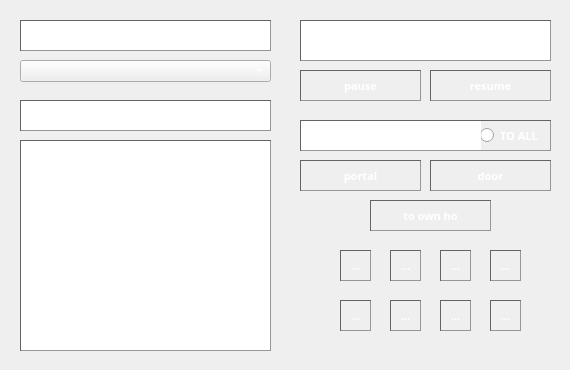
The window that monitoring_panel/app/panels/extended_mod_panel/design/raw_design/design.ui (JamesCrumbleProduction/PoeBeastBotv3) describes before a commit, drawn with Qt 5.
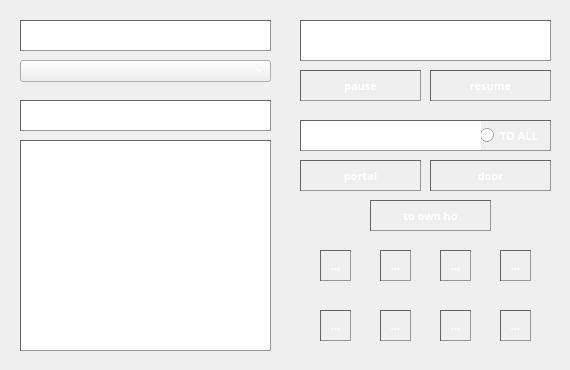
The same window after the commit. Icons and pictures are not drawn.

Commit message: data: change grid for rendering buttons

Patch:
```diff
--- a/monitoring_panel/app/panels/extended_mod_panel/design/raw_design/design.ui
+++ b/monitoring_panel/app/panels/extended_mod_panel/design/raw_design/design.ui
@@ -342,7 +342,7 @@
   <widget class="QToolButton" name="renderButton">
    <property name="geometry">
     <rect>
-     <x>340</x>
+     <x>320</x>
      <y>250</y>
      <width>31</width>
      <height>31</height>
@@ -355,7 +355,7 @@
   <widget class="QToolButton" name="renderButton_2">
    <property name="geometry">
     <rect>
-     <x>390</x>
+     <x>380</x>
      <y>250</y>
      <width>31</width>
      <height>31</height>
@@ -381,7 +381,7 @@
   <widget class="QToolButton" name="renderButton_4">
    <property name="geometry">
     <rect>
-     <x>490</x>
+     <x>500</x>
      <y>250</y>
      <width>31</width>
      <height>31</height>
@@ -394,8 +394,8 @@
   <widget class="QToolButton" name="renderButton_5">
    <property name="geometry">
     <rect>
-     <x>340</x>
-     <y>300</y>
+     <x>320</x>
+     <y>310</y>
      <width>31</width>
      <height>31</height>
     </rect>
@@ -407,8 +407,8 @@
   <widget class="QToolButton" name="renderButton_8">
    <property name="geometry">
     <rect>
-     <x>490</x>
-     <y>300</y>
+     <x>500</x>
+     <y>310</y>
      <width>31</width>
      <height>31</height>
     </rect>
@@ -420,8 +420,8 @@
   <widget class="QToolButton" name="renderButton_6">
    <property name="geometry">
     <rect>
-     <x>390</x>
-     <y>300</y>
+     <x>380</x>
+     <y>310</y>
      <width>31</width>
      <height>31</height>
     </rect>
@@ -434,7 +434,7 @@
    <property name="geometry">
     <rect>
      <x>440</x>
-     <y>300</y>
+     <y>310</y>
      <width>31</width>
      <height>31</height>
     </rect>
```
The commit also changes 1 other file.
